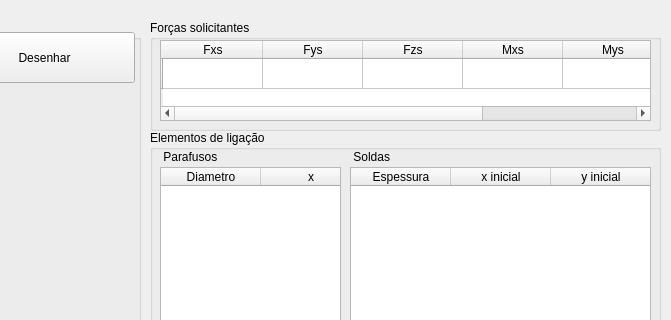
Above: interfaceTensao.ui from EVWTRENTINI/TensaoLigacao before the change; both pictures show x 370 to 1041 and y 0 to 320 of the 1041 by 606 pixel window. Below: the same form after it.
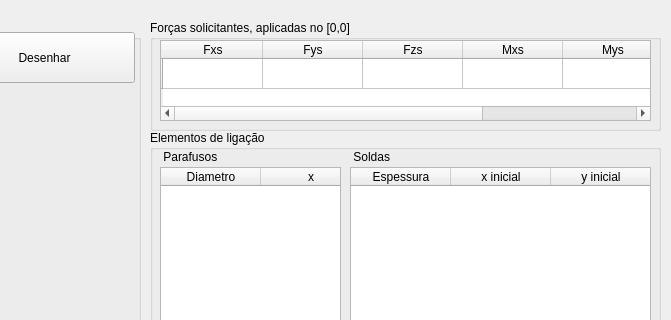
That is the form after the change. Custom widgets are drawn as their Qt base class.

The edit to the form file:
```diff
--- a/interfaceTensao.ui
+++ b/interfaceTensao.ui
@@ -30,7 +30,7 @@
      </rect>
     </property>
     <property name="title">
-     <string>Forças solicitantes</string>
+     <string>Forças solicitantes, aplicadas no [0,0]</string>
     </property>
     <widget class="QTableWidget" name="forcasTable">
      <property name="geometry">
```
